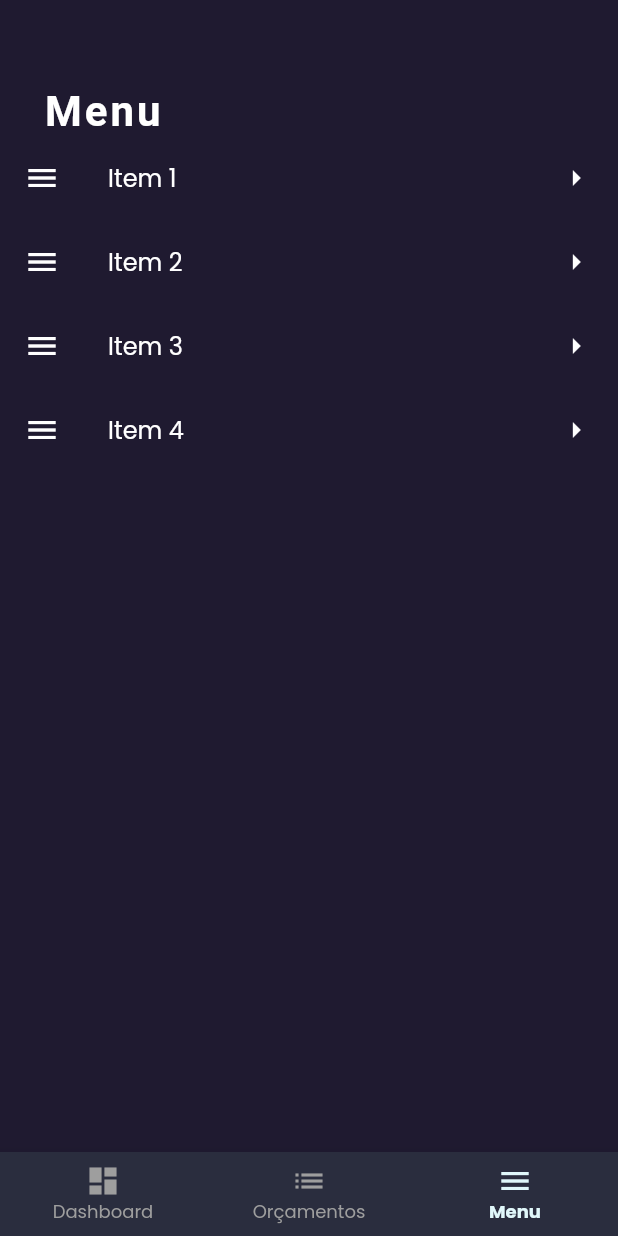
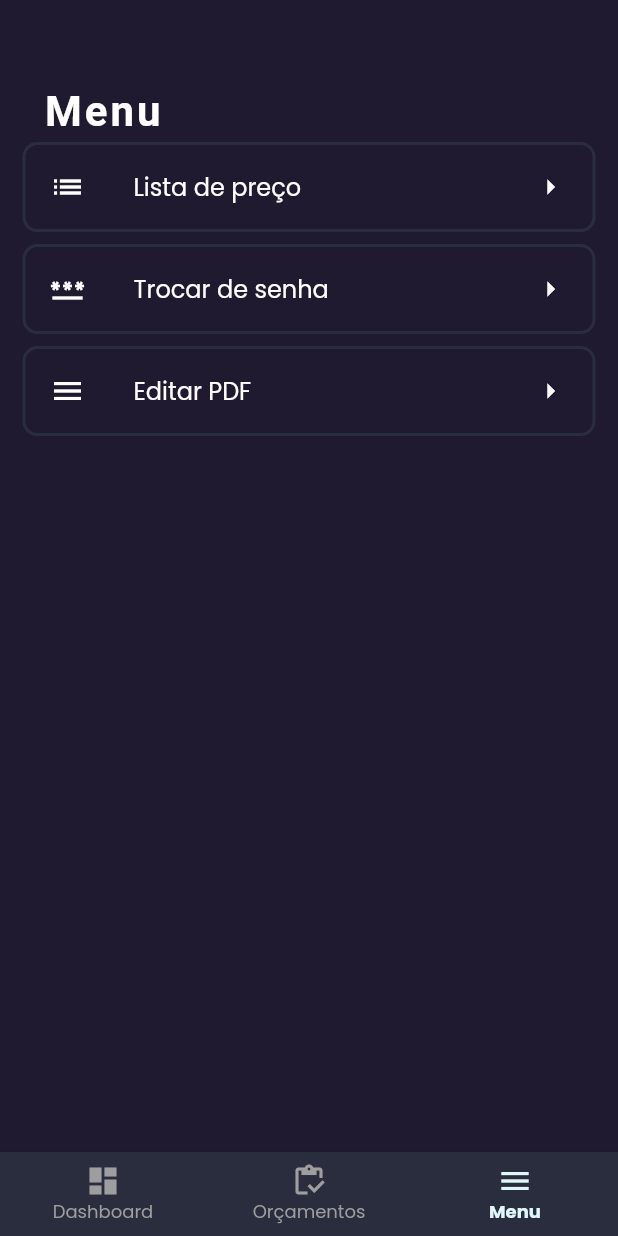
Before and after one commit to brdacon1/budget_flutter, a Flutter app: the pg_PrincipalTabApp screen opened by its route, item 3 of the bottom bar chosen, on a phone screen of 412 x 824 dp. Run offline on Flutter 3.47's test engine with Material 2 defaults, Android fonts, the phone set to English and light mode, and no system bars; our stand-ins replace adaptive_theme, awesome_dialog, badges, cached_network_image, cloud_firestore, expansion_tile_card and 13 more; missing offline and left inert: cloud_firestore_web, contact_picker_web, dart:ffi, firebase_auth_web, firebase_core_web, flutter_inapp_purchase and 3 more; accounts and stored records are empty; network calls fail; Roboto replaces fonts that are missing (Heebo); project files that could hold a hidden picture were left out.

Commit message:
Implementação menu tab

```diff
--- a/lib/Pages/pg_priceList.dart
+++ b/lib/Pages/pg_priceList.dart
@@ -743,7 +743,7 @@ class _pg_priceList extends State<pg_priceList>  {
                           trailing: Transform.scale(
                             scale: 1.7,
                             child: Visibility(
-                              visible: cheBoxAppearProduct,
+                              visible: !(widget.fromMenu ?? false) && cheBoxAppearProduct,
                               child: Checkbox(
                                 value:  orcamentos[index].selectProduct,
                                 side: const BorderSide(
--- a/lib/Pages/pg_principalTabApp.dart
+++ b/lib/Pages/pg_principalTabApp.dart
@@ -58,7 +58,7 @@ class _pg_PrincipalTabApp extends State<pg_PrincipalTabApp> {
               label: 'Dashboard',
             ),
             BottomNavigationBarItem(
-              icon: Icon(Icons.list),
+              icon: Icon(Icons.inventory_outlined),
               label: 'Orçamentos',
             ),
             BottomNavigationBarItem(
--- a/lib/Pages/pq_menu.dart
+++ b/lib/Pages/pq_menu.dart
@@ -1,30 +1,54 @@
-import 'package:flutter/cupertino.dart';
 import 'package:flutter/material.dart';
 import 'package:google_fonts/google_fonts.dart';
+import 'package:oflite/Pages/pg_priceList.dart';
 
-import '../anmition/fadeanimation.dart';
 import '../constants.dart';
 
+class MenuItem {
+  final IconData icon;
+  final String title;
+
+  MenuItem({required this.icon, required this.title});
+}
+
 class MenuSelectionPage extends StatelessWidget {
-  final List<String> menuItems = ['Item 1', 'Item 2', 'Item 3', 'Item 4'];
+  final List<MenuItem> menuItems = [
+    MenuItem(icon: Icons.list, title: 'Lista de preço'),
+    MenuItem(icon: Icons.password, title: 'Trocar de senha'),
+    MenuItem(icon: Icons.menu, title: 'Editar PDF'),
+  ];
 
   MenuSelectionPage({Key? key}) : super(key: key);
+
+  void navigateToPage(BuildContext context, int index) {
+    switch (index) {
+      case 0:
+        Navigator.push(
+          context,
+          MaterialPageRoute(
+              builder: (context) => const pg_priceList(fromMenu: true,)),
+        );
+        break;
+      case 1:
+      // Navegue para a segunda página aqui
+        break;
+      case 2:
+      // Navegue para a segunda página aqui
+        break;
+    }
+  }
 
   @override
   Widget build(BuildContext context) {
     var he = MediaQuery.of(context).size.height;
     return Scaffold(
       backgroundColor: bgColor,
-      body: Column(mainAxisSize: MainAxisSize.max, children: <Widget>[
-        SizedBox(
-          height: he * 0.04,
-        ),
-        SizedBox(
-          height: he * 0.03,
-        ),
-        FadeAnimation(
-          delay: 1,
-          child: Container(
+      body: Column(
+        mainAxisSize: MainAxisSize.max,
+        children: <Widget>[
+          SizedBox(height: he * 0.04),
+          SizedBox(height: he * 0.03),
+          Container(
             margin: const EdgeInsets.only(right: 275.0),
             child: Text(
               "Menu",
@@ -32,7 +56,7 @@ class MenuSelectionPage extends StatelessWidget {
                 color: Colors.white,
                 fontWeight: FontWeight.bold,
                 fontSize: 28,
-                  letterSpacing: 2),
+                letterSpacing: 2,
               ),
             ),
           ),
@@ -41,18 +65,31 @@ class MenuSelectionPage extends StatelessWidget {
               itemCount: menuItems.length,
               itemBuilder: (context, index) {
                 final menuItem = menuItems[index];
-                return ListTile(
-                  leading: const Icon(Icons.menu),
-                  title: Text(menuItem),
+                return Padding(
+                  padding: const EdgeInsets.symmetric(vertical: 4, horizontal: 15),
+                  child: GestureDetector(
+                    onTap: () => navigateToPage(context, index),
+                    child: Container(
+                      decoration: BoxDecoration(
+                        color: bgColor,
+                        borderRadius: BorderRadius.circular(10),
+                        border: Border.all(color: secondaryColor, width: 2),
+                      ),
+                      child: ListTile(
+                        leading: Icon(menuItem.icon),
+                        title: Text(
+                          menuItem.title,
+                          style: const TextStyle(color: Colors.white),
+                        ),
                         trailing: const Icon(Icons.arrow_right),
-                  onTap: () {
-                    print('Item $menuItem clicado!');
-                  },
+                      ),
+                    ),
+                  ),
                 );
               },
             ),
           ),
-        ]
+        ],
       ),
     );
   }
--- a/lib/main.dart
+++ b/lib/main.dart
@@ -9,7 +9,6 @@ import 'package:oflite/controllers/MenuControllerApp.dart';
 import 'package:oflite/login.dart';
 import 'package:oflite/Pages/pg_PoupSearch.dart';
 import 'package:provider/provider.dart';
-
 import 'constants.dart';
 
 Future<void> main() async {
--- a/lib/screens/dashboard/components/chart.dart
+++ b/lib/screens/dashboard/components/chart.dart
@@ -15,7 +15,6 @@ class Chart extends StatefulWidget {
 
 class _Chart extends State<Chart> {
   List<PieChartSectionData> paiChartSelectionDatas = [];
-
 
   @override
   initState() {
--- a/lib/screens/dashboard/components/header.dart
+++ b/lib/screens/dashboard/components/header.dart
@@ -14,12 +14,12 @@ class Header extends StatelessWidget {
   Widget build(BuildContext context) {
     return Row(
       crossAxisAlignment: CrossAxisAlignment.center,
-        mainAxisAlignment: MainAxisAlignment.end,
+        mainAxisAlignment: MainAxisAlignment.spaceBetween,
       children: [
-        if (!Responsive.isMobile(context))
+        if (!Responsive.isDesktop(context))
           Text(
             "Dashboard",
-            style: Theme.of(context).textTheme.titleLarge,
+            style: Theme.of(context).textTheme.titleMedium,
           ),
         if (!Responsive.isMobile(context))
           Spacer(flex: Responsive.isDesktop(context) ? 2 : 1),
--- a/lib/screens/dashboard/components/my_fields.dart
+++ b/lib/screens/dashboard/components/my_fields.dart
@@ -35,10 +35,6 @@ class _MyFiles extends State<MyFiles> {
         Row(
           mainAxisAlignment: MainAxisAlignment.spaceBetween,
           children: [
-            Text(
-              "Dashboard",
-              style: Theme.of(context).textTheme.titleMedium,
-            ),
             Row(
               children: [
                 TextButton.icon(
--- a/lib/screens/dashboard/dashboard_screen.dart
+++ b/lib/screens/dashboard/dashboard_screen.dart
@@ -99,14 +99,14 @@ class _DashboardScreen extends State<DashboardScreen> {
                   flex: 5,
                   child: Column(
                     children: [
-                      MyFiles(item: _myBudgetDashboard),
+                         MyFiles(item: _myBudgetDashboard),
                       const SizedBox(height: defaultPadding),
                       if (Responsive.isMobile(context))
                         const SizedBox(height: defaultPadding),
                       if (Responsive.isMobile(context))
                          StarageDetails(item: _myBudgetDashboard),
                       const SizedBox(height: defaultPadding),
-                       RecentFiles(items: _foundUsers!),
+                         RecentFiles(items: _foundUsers!),
                     ],
                   ),
                 ),
```
Lines whose indentation alone changed are shown as unchanged.
